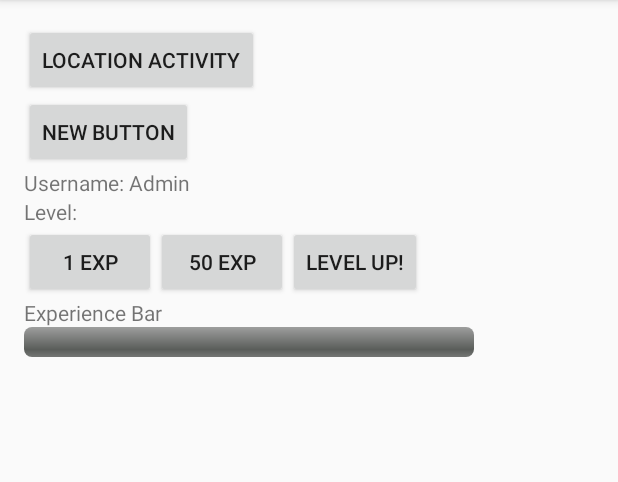
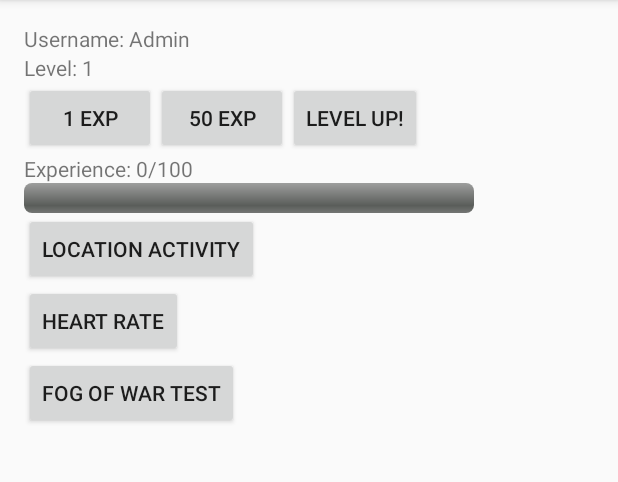
Before and after one commit to dzhan008/realexp, an Android app: the screen it shows after launch (Main), on a phone screen of 412 x 824 dp, the part 84-566 px from its top. Run offline under Robolectric (Android 15) with nearby library versions, the phone set to English and light mode, and no system bars.

```diff
--- a/RealEXP/app/src/main/AndroidManifest.xml
+++ b/RealEXP/app/src/main/AndroidManifest.xml
@@ -28,7 +28,8 @@
         <activity
             android:name=".Main"
             android:label="@string/app_name"
-            android:theme="@style/AppTheme.NoActionBar" >
+            android:theme="@style/AppTheme.NoActionBar"
+            android:screenOrientation="portrait">
             <intent-filter>
                 <action android:name="android.intent.action.MAIN" />
 
--- a/RealEXP/app/src/main/java/realexp/realexp/Main.java
+++ b/RealEXP/app/src/main/java/realexp/realexp/Main.java
@@ -10,11 +10,14 @@ import android.view.Menu;
 import android.view.MenuItem;
 import android.view.View;
 import android.widget.ProgressBar;
+import android.widget.TextView;
 
 public class Main extends AppCompatActivity {
 
     User user;
     private ProgressBar mProgress;
+
+
 
     @Override
     protected void onCreate(Bundle savedInstanceState) {
@@ -24,10 +27,35 @@ public class Main extends AppCompatActivity {
         setSupportActionBar(toolbar);
 
         user = ((User)getApplication()); //Figure out why this works.
+
+        //Sets up exp bar.
         mProgress = (ProgressBar) findViewById(R.id.exp_bar);
+        mProgress.setProgress(user.get_curr_exp());
         mProgress.setMax(user.get_max_exp());
 
+        //Sets up text to update level and exp.
+        TextView user_name = (TextView) findViewById(R.id.user_name);
+        TextView user_level = (TextView) findViewById(R.id.user_level);
+        TextView user_exp = (TextView) findViewById(R.id.user_exp);
+
+        user_level.setText("Level: " + user.get_level());
+        user_exp.setText("Experience: " + user.get_curr_exp() + "/" + user.get_max_exp());
     }
+
+    @Override
+    protected void onResume() {
+        super.onResume();
+
+        //Sets up text to update level and exp.
+        TextView user_name = (TextView) findViewById(R.id.user_name);
+        TextView user_level = (TextView) findViewById(R.id.user_level);
+        TextView user_exp = (TextView) findViewById(R.id.user_exp);
+
+        user_level.setText("Level: " + user.get_level());
+        user_exp.setText("Experience: " + user.get_curr_exp() + "/" + user.get_max_exp());
+
+    }
+
 
     @Override
     public boolean onCreateOptionsMenu(Menu menu) {
@@ -79,7 +107,7 @@ public class Main extends AppCompatActivity {
         user.gain_exp(1);
         mProgress.incrementProgressBy(1);
 
-        Snackbar snackbar = Snackbar.make(view, "You got 1 EXP!" + user.get_curr_exp(), Snackbar.LENGTH_LONG);
+        Snackbar snackbar = Snackbar.make(view, "You got 1 EXP!", Snackbar.LENGTH_LONG);
         snackbar.setAction("Action", null).show();
 
         if(mProgress.getProgress() >= mProgress.getMax())
@@ -92,7 +120,7 @@ public class Main extends AppCompatActivity {
         user.gain_exp(50);
         mProgress.incrementProgressBy(50);
 
-        Snackbar snackbar = Snackbar.make(view, "You got 50 EXP!" + user.get_curr_exp(), Snackbar.LENGTH_LONG);
+        Snackbar snackbar = Snackbar.make(view, "You got 50 EXP!", Snackbar.LENGTH_LONG);
         snackbar.setAction("Action", null).show();
 
         if(mProgress.getProgress() >= mProgress.getMax())
@@ -103,13 +131,11 @@ public class Main extends AppCompatActivity {
 
     public void LevelUp(View view)
     {
-        //user.level_up(view);
-
         mProgress.setProgress(user.get_curr_exp());
         mProgress.setMax(user.get_max_exp()); //TO DO: Set scaling of max EXP
 
-        Intent intent = new Intent(this, Test_Activity.class);
+        /*Intent intent = new Intent(this, Test_Activity.class);
         intent.putExtra("user", user);
-        startActivityForResult(intent, 42);
+        startActivityForResult(intent, 42);*/
     }
 }
--- a/RealEXP/app/src/main/res/layout/content_main.xml
+++ b/RealEXP/app/src/main/res/layout/content_main.xml
@@ -13,29 +13,13 @@
     tools:context="realexp.realexp.Main"
     tools:showIn="@layout/activity_main">
 
-    <Button
-        android:layout_width="wrap_content"
-        android:layout_height="wrap_content"
-        android:text="Location Activity"
-        android:id="@+id/btnLocationA"
-        android:layout_below="@+id/txtCal"
-        android:layout_alignParentStart="true"
-        android:onClick="btnLocationA_onClick" />
-
-    <Button
-        android:layout_width="wrap_content"
-        android:layout_height="wrap_content"
-        android:text="New Button"
-        android:id="@+id/button"
-        android:layout_below="@+id/btnLocationA"
-        android:layout_alignParentStart="true"
-        android:onClick="btnHeartrate_Click" />
-
-   <TextView
+    <TextView
+        android:id="@+id/user_name"
         android:layout_width="wrap_content"
         android:layout_height="wrap_content"
         android:text="Username: Admin" />
     <TextView
+        android:id="@+id/user_level"
         android:layout_width="wrap_content"
         android:layout_height="wrap_content"
         android:text="Level: " />
@@ -66,9 +50,10 @@
     </LinearLayout>
 
     <TextView
+        android:id="@+id/user_exp"
         android:layout_width="wrap_content"
         android:layout_height="wrap_content"
-        android:text="Experience Bar" />
+        android:text="Experience: " />
 
     <ProgressBar
         android:id="@+id/exp_bar"
@@ -78,4 +63,30 @@
         android:maxWidth="50dp"
         style="@android:style/Widget.ProgressBar.Horizontal"
         android:layout_marginRight="5dp"/>
+
+    <Button
+        android:layout_width="wrap_content"
+        android:layout_height="wrap_content"
+        android:text="Location Activity"
+        android:id="@+id/btnLocationA"
+        android:layout_below="@+id/txtCal"
+        android:layout_alignParentStart="true"
+        android:onClick="btnLocationA_onClick" />
+
+    <Button
+        android:layout_width="wrap_content"
+        android:layout_height="wrap_content"
+        android:text="Heart Rate"
+        android:id="@+id/button"
+        android:layout_below="@+id/btnLocationA"
+        android:layout_alignParentStart="true"
+        android:onClick="btnHeartrate_Click" />
+    <Button
+        android:layout_width="wrap_content"
+        android:layout_height="wrap_content"
+        android:text="Fog of War Test"
+        android:id="@+id/buttonfog"
+        android:layout_below="@+id/btnLocationA"
+        android:layout_alignParentStart="true"
+        android:onClick="btnfog_Click" />
 </LinearLayout>
```
Also changed, not shown: RealEXP/app/src/main/java/realexp/realexp/User.java (+15 -4 lines).
